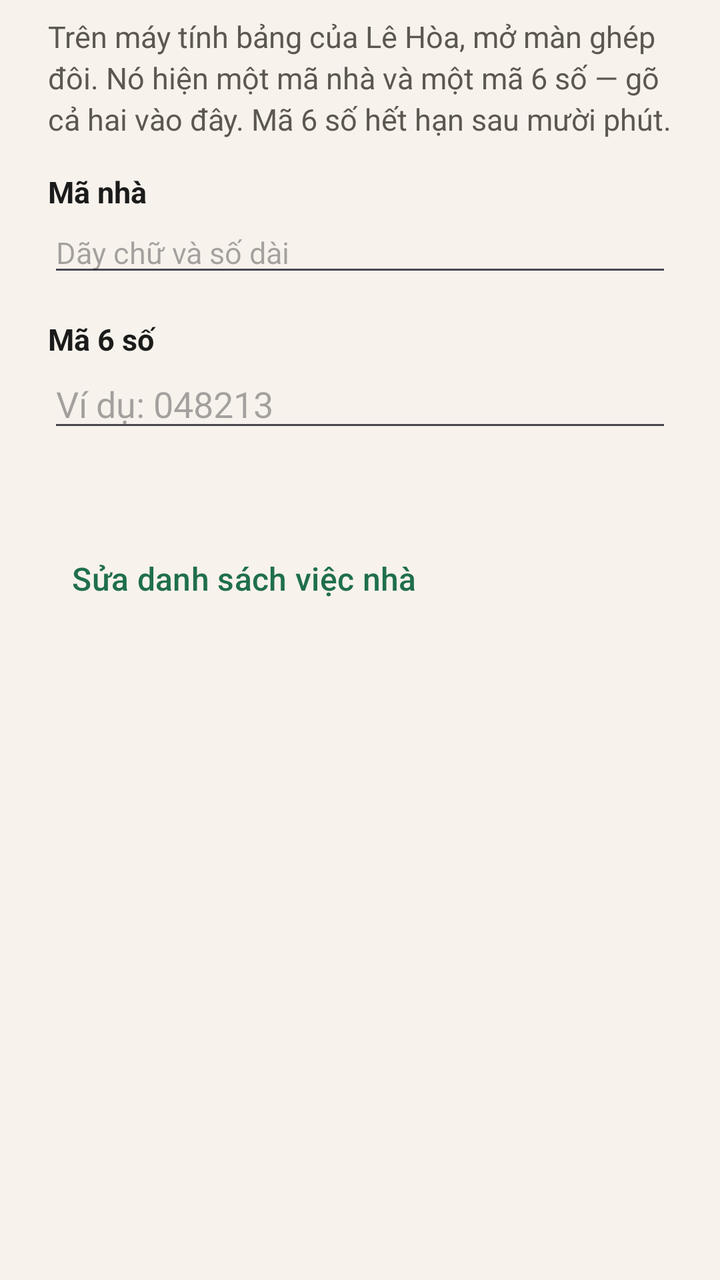
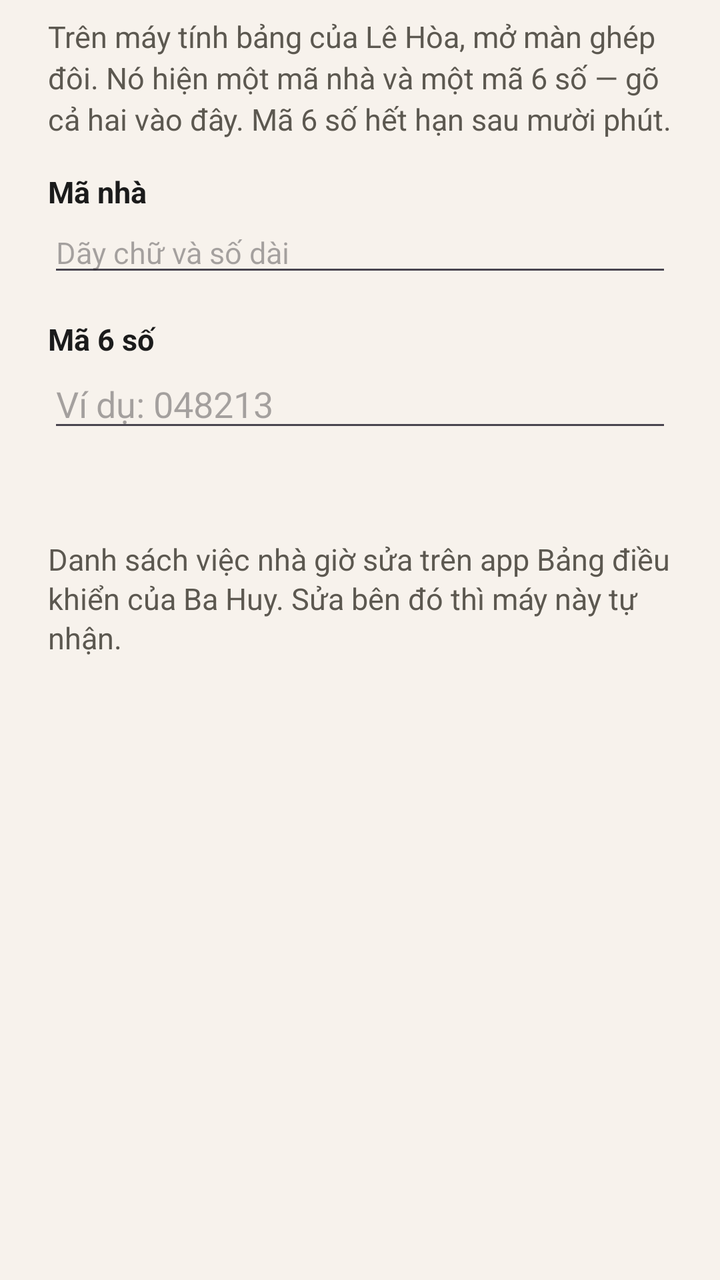

An Android layout rendered at two revisions. The XML below is the earlier revision; the diff shows what the commit changed to produce the second picture.
<!-- AndroidManifest.xml: application theme Theme.ChoGioChoi -->
<!-- res/layout/dialog_cai_dat.xml -->
<?xml version="1.0" encoding="utf-8"?>
<ScrollView xmlns:android="http://schemas.android.com/apk/res/android"
    android:layout_width="match_parent"
    android:layout_height="wrap_content">

    <LinearLayout
        android:layout_width="match_parent"
        android:layout_height="wrap_content"
        android:orientation="vertical"
        android:paddingStart="24dp"
        android:paddingTop="8dp"
        android:paddingEnd="24dp">

        <TextView
            android:layout_width="match_parent"
            android:layout_height="wrap_content"
            android:lineSpacingExtra="3dp"
            android:text="@string/cai_huong_dan"
            android:textColor="@color/chu_nhat"
            android:textSize="15sp" />

        <TextView
            android:layout_width="match_parent"
            android:layout_height="wrap_content"
            android:layout_marginTop="16dp"
            android:text="@string/cai_nhan_ma_nha"
            android:textColor="@color/chu"
            android:textSize="15sp"
            android:textStyle="bold" />

        <EditText
            android:id="@+id/edMaNha"
            android:layout_width="match_parent"
            android:layout_height="wrap_content"
            android:hint="@string/cai_o_ma_nha"
            android:importantForAutofill="no"
            android:inputType="textNoSuggestions"
            android:maxLines="2"
            android:textColor="@color/chu"
            android:textSize="15sp" />

        <TextView
            android:layout_width="match_parent"
            android:layout_height="wrap_content"
            android:layout_marginTop="16dp"
            android:text="@string/cai_nhan_ma_ghep"
            android:textColor="@color/chu"
            android:textSize="15sp"
            android:textStyle="bold" />

        <EditText
            android:id="@+id/edMaGhep"
            android:layout_width="match_parent"
            android:layout_height="wrap_content"
            android:hint="@string/cai_o_ma_ghep"
            android:importantForAutofill="no"
            android:inputType="number"
            android:maxLength="6"
            android:textColor="@color/chu"
            android:textSize="18sp" />

        
        <TextView
            android:id="@+id/chuTinhHinh"
            android:layout_width="match_parent"
            android:layout_height="wrap_content"
            android:layout_marginTop="12dp"
            android:lineSpacingExtra="2dp"
            android:textColor="@color/chu_nhat"
            android:textSize="15sp" />

        
        <com.google.android.material.button.MaterialButton
            android:id="@+id/btnSuaViec"
            style="@style/Widget.Material3.Button.TextButton"
            android:layout_width="wrap_content"
            android:layout_height="wrap_content"
            android:layout_marginTop="12dp"
            android:text="@string/viec_sua_danh_sach"
            android:textSize="16sp" />
    </LinearLayout>
</ScrollView>
<!-- resources referenced by this layout -->
<resources>
  <color name="chu">#FF1B1B1B</color>
  <color name="chu_nhat">#FF5C5850</color>
  <string name="cai_huong_dan">Trên máy tính bảng của Lê Hòa, mở màn ghép đôi. Nó hiện một mã nhà và một mã 6 số — gõ cả hai vào đây. Mã 6 số hết hạn sau mười phút.</string>
  <string name="cai_nhan_ma_ghep">Mã 6 số</string>
  <string name="cai_nhan_ma_nha">Mã nhà</string>
  <string name="cai_o_ma_ghep">Ví dụ: 048213</string>
  <string name="cai_o_ma_nha">Dãy chữ và số dài</string>
  <string name="viec_sua_danh_sach">Sửa danh sách việc nhà</string>
  <style name="Theme.ChoGioChoi" parent="Theme.Material3.Light.NoActionBar">
          <item name="colorPrimary">@color/nut</item>
          <item name="colorOnPrimary">@color/nut_chu</item>
          <item name="android:colorBackground">@color/nen</item>
          <item name="android:textColorPrimary">@color/chu</item>
          <item name="android:statusBarColor">@color/nen</item>
          <item name="android:navigationBarColor">@color/nen</item>
          <item name="android:windowLightStatusBar">true</item>
          <item name="android:windowLightNavigationBar" tools:targetApi="27">true</item>
          
          <item name="isMaterial3Theme">true</item>
      </style>
  <color name="nut">#FF1F6F4A</color>
  <color name="nut_chu">#FFFFFFFF</color>
  <color name="nen">#FFF7F2EC</color>
</resources>

<!-- the commit's change to res/layout/dialog_cai_dat.xml (unified diff, before → after) -->
@@ -70,13 +70,14 @@
             android:textSize="15sp" />
 
         
-        <com.google.android.material.button.MaterialButton
-            android:id="@+id/btnSuaViec"
-            style="@style/Widget.Material3.Button.TextButton"
-            android:layout_width="wrap_content"
+        <TextView
+            android:layout_width="match_parent"
             android:layout_height="wrap_content"
-            android:layout_marginTop="12dp"
-            android:text="@string/viec_sua_danh_sach"
-            android:textSize="16sp" />
+            android:layout_marginTop="16dp"
+            android:layout_marginBottom="8dp"
+            android:lineSpacingExtra="2dp"
+            android:text="@string/viec_sua_o_bang"
+            android:textColor="@color/chu_nhat"
+            android:textSize="15sp" />
     </LinearLayout>
 </ScrollView>
<!-- resource entries referenced after the edit -->
@@ -7,7 +7,7 @@
   <string name="cai_nhan_ma_nha">Mã nhà</string>
   <string name="cai_o_ma_ghep">Ví dụ: 048213</string>
   <string name="cai_o_ma_nha">Dãy chữ và số dài</string>
-  <string name="viec_sua_danh_sach">Sửa danh sách việc nhà</string>
+  <string name="viec_sua_o_bang">Danh sách việc nhà giờ sửa trên app Bảng điều khiển của Ba Huy. Sửa bên đó thì máy này tự nhận.</string>
   <style name="Theme.ChoGioChoi" parent="Theme.Material3.Light.NoActionBar">
           <item name="colorPrimary">@color/nut</item>
           <item name="colorOnPrimary">@color/nut_chu</item>
